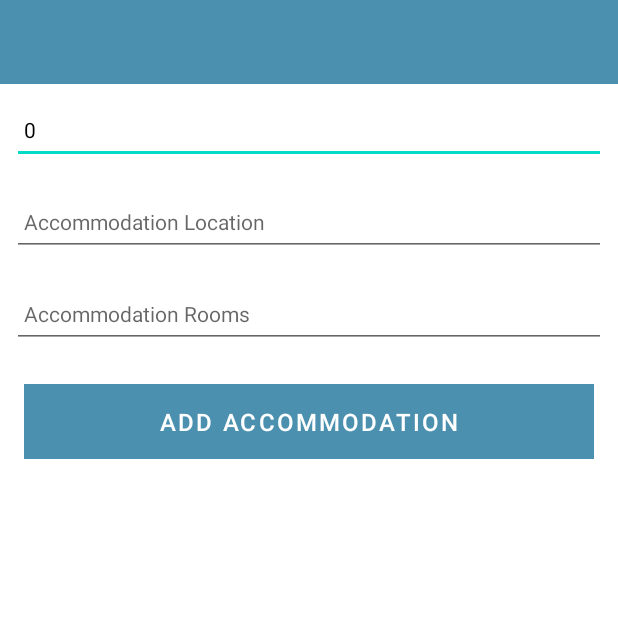
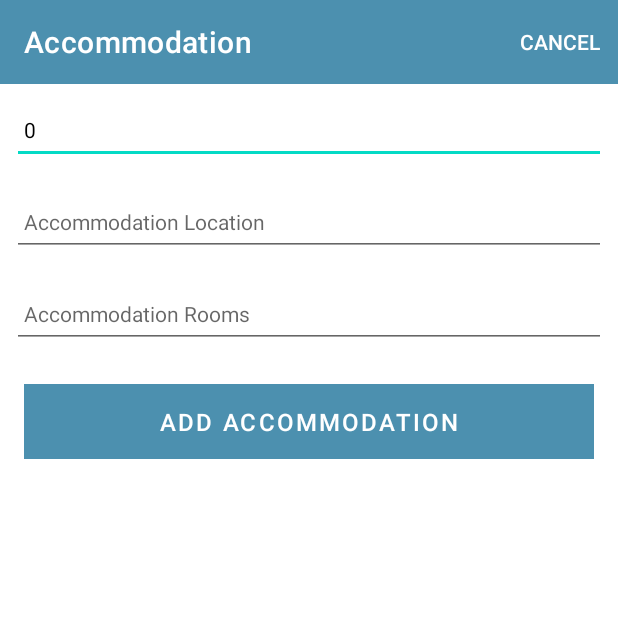
Before and after one commit to Nxkki/Accommodation-Android-App, an Android app: the screen it shows after launch (AccommodationActivity), after a tap on "Add", on a phone screen of 412 x 824 dp, the top half of it. Run offline under Robolectric (Android 15) with nearby library versions, the phone set to English and light mode, and no system bars; our stand-ins replace Timber; 2 statements that could not run were skipped.

Commit message:
Cancel Button, Refactor AccommodationAdapter to its own source file, Introducing, first Model Representation

```diff
--- a/app/src/main/java/org/wit/accommodation/activities/AccommodationActivity.kt
+++ b/app/src/main/java/org/wit/accommodation/activities/AccommodationActivity.kt
@@ -2,7 +2,10 @@ package org.wit.accommodation.activities
 
 import androidx.appcompat.app.AppCompatActivity
 import android.os.Bundle
+import android.view.Menu
+import android.view.MenuItem
 import com.google.android.material.snackbar.Snackbar
+import org.wit.accommodation.R
 import org.wit.accommodation.databinding.ActivityAccommodationBinding
 import org.wit.accommodation.main.MainApp
 import org.wit.accommodation.models.AccommodationModel
@@ -18,6 +21,9 @@ class AccommodationActivity : AppCompatActivity() {
         super.onCreate(savedInstanceState)
         binding = ActivityAccommodationBinding.inflate(layoutInflater)
         setContentView(binding.root)
+        binding.toolbarAdd.title = title
+        setSupportActionBar(binding.toolbarAdd)
+
         binding.accommodationPrice.setText("0")
 
         app = application as MainApp
@@ -66,15 +72,32 @@ var flag=true
                     .make(it,"Please Enter a rooms", Snackbar.LENGTH_LONG)
                     .show()
             }
-        if(flag)
-           app.accommodations.add(accommodation.copy())
-            for (i in app.accommodations.indices) {
-                i("Accommodation[$i]:${this.app.accommodations[i]}")
-            }
-                setResult(RESULT_OK)
-                finish()
+        if(flag) {
+            app.accommodations.create(accommodation.copy())
+            setResult(RESULT_OK)
+            finish()
+
+
+        }
+//            for (i in app.accommodations.indices) {
+//                i("Accommodation[$i]:${this.app.accommodations[i]}")
+//            }
+
         }
 
         }
     }
+
+    override fun onCreateOptionsMenu(menu: Menu): Boolean {
+        menuInflater.inflate(R.menu.menu_accommodation, menu)
+        return super.onCreateOptionsMenu(menu)
+    }
+    override fun onOptionsItemSelected(item: MenuItem): Boolean {
+        when (item.itemId) {
+            R.id.item_cancel -> {
+                finish()
+            }
+        }
+        return super.onOptionsItemSelected(item)
+    }
 }
--- a/app/src/main/java/org/wit/accommodation/activities/AccommodationListActivity.kt
+++ b/app/src/main/java/org/wit/accommodation/activities/AccommodationListActivity.kt
@@ -1,20 +1,15 @@
 package org.wit.accommodation.activities
 
 import android.content.Intent
-import android.icu.number.IntegerWidth
 import androidx.appcompat.app.AppCompatActivity
 import android.os.Bundle
-import android.view.LayoutInflater
 import android.view.Menu
 import android.view.MenuItem
-import android.view.ViewGroup
 import androidx.recyclerview.widget.LinearLayoutManager
-import androidx.recyclerview.widget.RecyclerView
 import org.wit.accommodation.R
 import org.wit.accommodation.databinding.ActivityAccommodationListBinding
-import org.wit.accommodation.databinding.CardAccommodationBinding
 import org.wit.accommodation.main.MainApp
-import org.wit.accommodation.models.AccommodationModel
+import org.wit.accommodation.adapters.AccommodationAdapter
 
 class AccommodationListActivity : AppCompatActivity() {
 
@@ -25,14 +20,17 @@ class AccommodationListActivity : AppCompatActivity() {
         super.onCreate(savedInstanceState)
         binding = ActivityAccommodationListBinding.inflate(layoutInflater)
         setContentView(binding.root)
+        binding.toolbar.title = title
+        setSupportActionBar(binding.toolbar)
 
         app = application as MainApp
 
         val layoutManager = LinearLayoutManager(this)
         binding.recyclerView.layoutManager = layoutManager
-        binding.recyclerView.adapter = AccommodationAdapter(app.accommodations)
-        binding.toolbar.title = title
-        setSupportActionBar(binding.toolbar)
+//        binding.recyclerView.adapter = AccommodationAdapter(app.accommodations)
+        binding.recyclerView.adapter = AccommodationAdapter(app.accommodations.findAll())
+
+
     }
 
     override fun onCreateOptionsMenu(menu: Menu): Boolean {
@@ -50,33 +48,33 @@ class AccommodationListActivity : AppCompatActivity() {
         return super.onOptionsItemSelected(item)
     }
 }
-class AccommodationAdapter constructor(private var accommodations: List<AccommodationModel>) :
-    RecyclerView.Adapter<AccommodationAdapter.MainHolder>() {
-
-    override fun onCreateViewHolder(parent: ViewGroup, viewType: Int): MainHolder {
-        val binding = CardAccommodationBinding
-            .inflate(LayoutInflater.from(parent.context), parent, false)
-
-        return MainHolder(binding)
-    }
-
-    override fun onBindViewHolder(holder: MainHolder, position: Int) {
-        val accommodation = accommodations[holder.adapterPosition]
-        holder.bind(accommodation)
-    }
-
-    override fun getItemCount(): Int = accommodations.size
-
-    class MainHolder(private val binding : CardAccommodationBinding) :
-        RecyclerView.ViewHolder(binding.root) {
-
-        fun bind(accommodation: AccommodationModel) {
-
-            binding.accommodationLocation.text = accommodation.location
-            binding.rooms.text = accommodation.rooms
-
-         binding.accommodationPrice.text =  Integer.toString(accommodation.price)
-        }
-    }
-
-}
+//class AccommodationAdapter constructor(private var accommodations: List<AccommodationModel>) :
+//    RecyclerView.Adapter<AccommodationAdapter.MainHolder>() {
+//
+//    override fun onCreateViewHolder(parent: ViewGroup, viewType: Int): MainHolder {
+//        val binding = CardAccommodationBinding
+//            .inflate(LayoutInflater.from(parent.context), parent, false)
+//
+//        return MainHolder(binding)
+//    }
+//
+//    override fun onBindViewHolder(holder: MainHolder, position: Int) {
+//        val accommodation = accommodations[holder.adapterPosition]
+//        holder.bind(accommodation)
+//    }
+//
+//    override fun getItemCount(): Int = accommodations.size
+//
+//    class MainHolder(private val binding : CardAccommodationBinding) :
+//        RecyclerView.ViewHolder(binding.root) {
+//
+//        fun bind(accommodation: AccommodationModel) {
+//
+//            binding.accommodationLocation.text = accommodation.location
+//            binding.rooms.text = accommodation.rooms
+//
+//         binding.accommodationPrice.text =  Integer.toString(accommodation.price)
+//        }
+//    }
+//
+//}
--- a/app/src/main/java/org/wit/accommodation/main/MainApp.kt
+++ b/app/src/main/java/org/wit/accommodation/main/MainApp.kt
@@ -1,13 +1,15 @@
 package org.wit.accommodation.main
 
 import android.app.Application
+import org.wit.accommodation.models.AccommodationMemStore
 import org.wit.accommodation.models.AccommodationModel
 import timber.log.Timber
 import timber.log.Timber.i
 
 class MainApp : Application() {
 
-    val accommodations = ArrayList<AccommodationModel>()
+//    val accommodations = ArrayList<AccommodationModel>()
+val accommodations = AccommodationMemStore()
 
     override fun onCreate() {
         super.onCreate()
--- /dev/null
+++ b/app/src/main/java/org/wit/accommodation/models/AccommodationMemStore.kt
@@ -0,0 +1,20 @@
+package org.wit.accommodation.models
+import timber.log.Timber.i
+
+class AccommodationMemStore : AccommodationStore {
+
+    val accommodations = ArrayList<AccommodationModel>()
+
+    override fun findAll(): List<AccommodationModel> {
+        return accommodations
+    }
+
+    override fun create(accommodation: AccommodationModel) {
+        accommodations.add(accommodation)
+        logAll()
+    }
+
+    fun logAll() {
+        accommodations.forEach{ i("${it}") }
+    }
+}
--- /dev/null
+++ b/app/src/main/java/org/wit/accommodation/models/AccommodationStore.kt
@@ -0,0 +1,7 @@
+package org.wit.accommodation.models
+
+interface AccommodationStore {
+
+    fun findAll(): List<AccommodationModel>
+    fun create(accommodation: AccommodationModel)
+}
--- /dev/null
+++ b/app/src/main/res/menu/menu_accommodation.xml
@@ -0,0 +1,9 @@
+<?xml version="1.0" encoding="utf-8"?>
+<menu xmlns:android="http://schemas.android.com/apk/res/android"
+    xmlns:app="http://schemas.android.com/apk/res-auto">
+
+    <item
+        android:id="@+id/item_cancel"
+        android:title="@string/menu_cancelAccommodation"
+        app:showAsAction="always"/>
+</menu>
--- a/app/src/main/res/values/strings.xml
+++ b/app/src/main/res/values/strings.xml
@@ -5,4 +5,6 @@
     <string name="hint_accommodationLocation">Accommodation Location</string>
     <string name="hint_accommodationRooms">Accommodation Rooms</string>
     <string name="menu_addAccommodation">Add</string>
+    <string name="menu_cancelAccommodation">Cancel</string>
+
 </resources>
```
Also changed, not shown: app/src/main/java/org/wit/accommodation/adapters/AccommodationAdapter.kt (added, +35 -0 lines).
